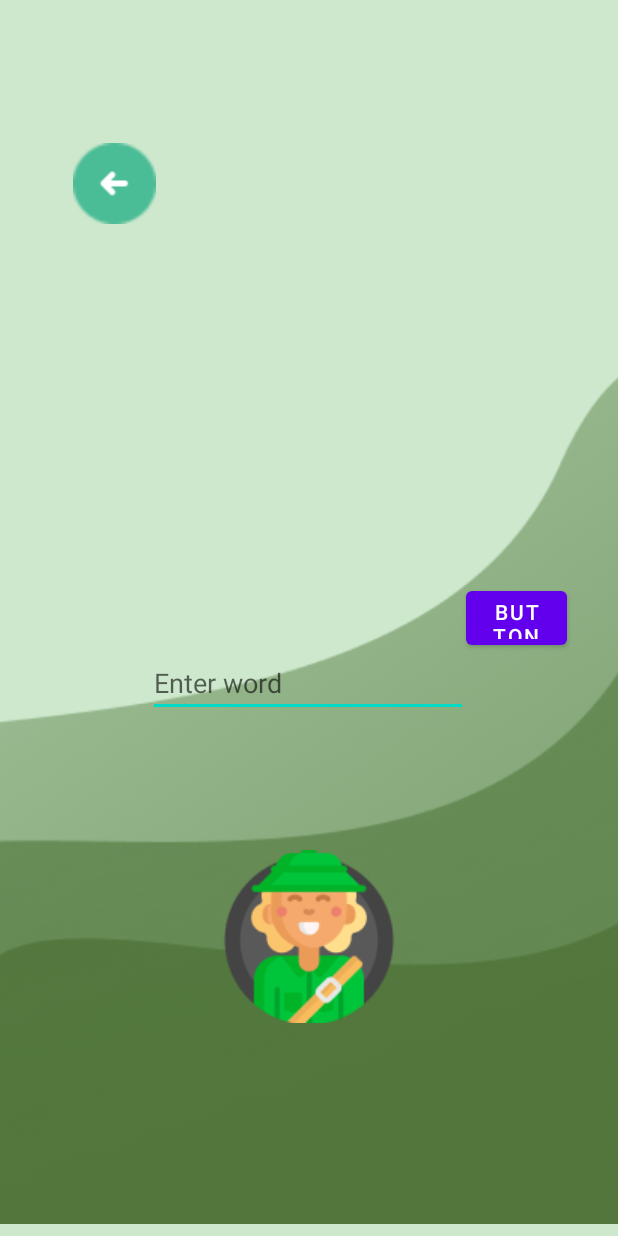
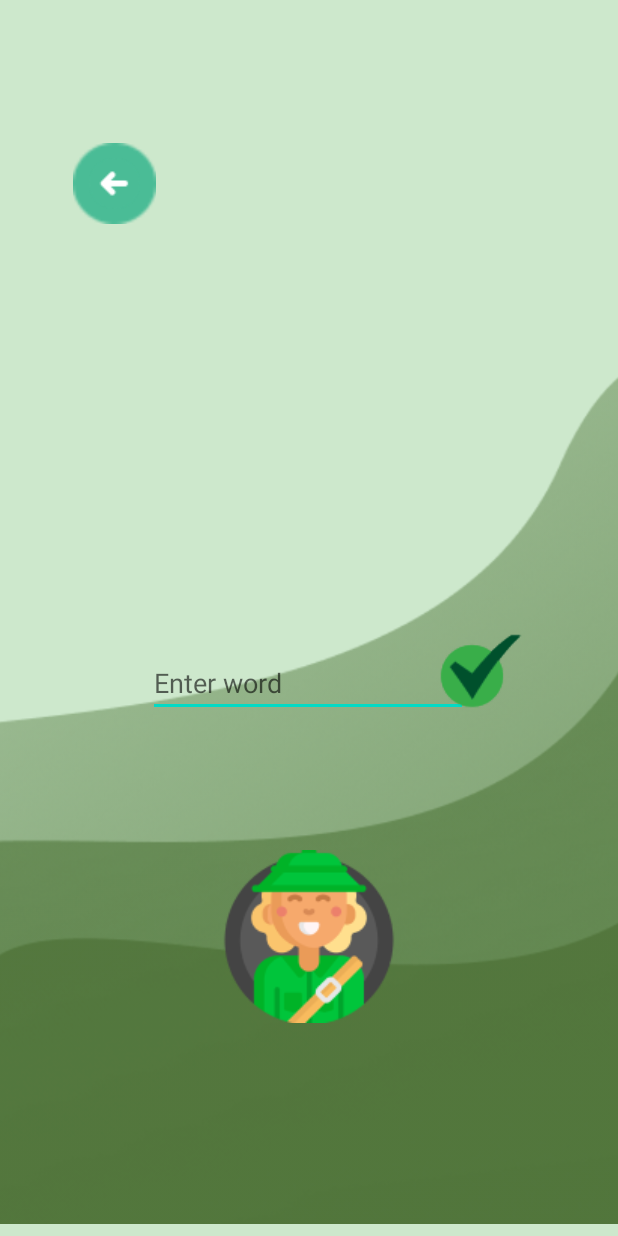
Before and after one commit to gh-337/Fluently, an Android app: the LevelActivity screen opened directly, with no data from a screen before it, on a phone screen of 412 x 824 dp. Run offline under Robolectric (Android 15) with nearby library versions, the phone set to English and light mode, and no system bars; our stand-ins replace Firebase (no records; nobody signed in at launch, a user with empty details on screens opened directly); 2 statements that could not run were skipped.

Commit message:
test_028

```diff
--- a/app/src/main/res/layout/activity_level.xml
+++ b/app/src/main/res/layout/activity_level.xml
@@ -68,17 +68,6 @@
         app:layout_constraintTop_toTopOf="parent"
         app:layout_constraintVertical_bias="0.556" />
 
-    <Button
-        android:id="@+id/getImage"
-        android:layout_width="67dp"
-        android:layout_height="48dp"
-        android:text="Button"
-        app:layout_constraintBottom_toBottomOf="parent"
-        app:layout_constraintEnd_toEndOf="parent"
-        app:layout_constraintHorizontal_bias="0.901"
-        app:layout_constraintStart_toStartOf="parent"
-        app:layout_constraintTop_toTopOf="parent" />
-
     <androidx.constraintlayout.widget.Guideline
         android:id="@+id/guideline"
         android:layout_width="wrap_content"
@@ -86,4 +75,20 @@
         android:orientation="horizontal"
         app:layout_constraintGuide_begin="20dp" />
 
+    <ImageButton
+        android:id="@+id/getImage"
+        android:layout_width="wrap_content"
+        android:layout_height="wrap_content"
+        android:background="@drawable/btn_ok"
+        android:onClick="youPressButton"
+        app:layout_constraintBottom_toBottomOf="parent"
+        app:layout_constraintEnd_toEndOf="parent"
+        app:layout_constraintHorizontal_bias="0.824"
+        app:layout_constraintStart_toStartOf="parent"
+        app:layout_constraintTop_toTopOf="parent"
+        app:layout_constraintVertical_bias="0.546"
+        app:srcCompat="@drawable/btn_ok" />
+
+
+
 </androidx.constraintlayout.widget.ConstraintLayout>
```
Also changed, not shown: app/src/main/res/drawable/btn_ok.png (added).
